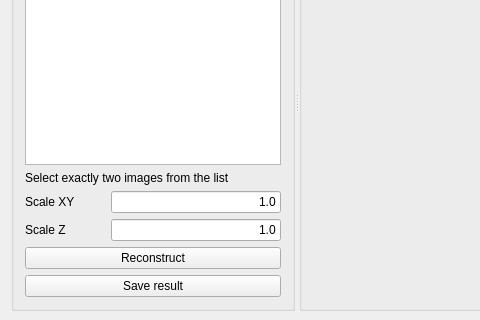
zlogic/cybervision, file cybervision/UI/mainwindow.ui: the form before one commit; both pictures show x 0 to 480 and y 137 to 457 of the 792 by 578 pixel window.
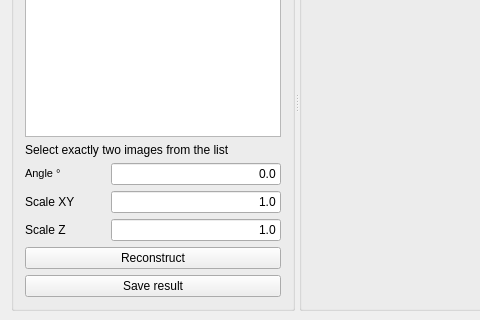
The form after the commit. Custom widgets are drawn as their Qt base class.

Commit message: - Completed M*A*A^-1*X decomposition for parallel projection - Z-scale is now defined if user provides rotation angle

Patch:
```diff
--- a/cybervision/UI/mainwindow.ui
+++ b/cybervision/UI/mainwindow.ui
@@ -60,7 +60,7 @@
           </property>
          </widget>
         </item>
-        <item row="6" column="0" colspan="2">
+        <item row="8" column="0" colspan="2">
          <widget class="QPushButton" name="startProcessButton">
           <property name="locale">
            <locale language="English" country="UnitedStates"/>
@@ -70,7 +70,7 @@
           </property>
          </widget>
         </item>
-        <item row="7" column="0" colspan="2">
+        <item row="9" column="0" colspan="2">
          <widget class="QPushButton" name="saveButton">
           <property name="locale">
            <locale language="English" country="UnitedStates"/>
@@ -100,7 +100,7 @@
           </property>
          </widget>
         </item>
-        <item row="4" column="1">
+        <item row="5" column="1">
          <widget class="QLineEdit" name="scaleXYEdit">
           <property name="text">
            <string>1.0</string>
@@ -110,21 +110,21 @@
           </property>
          </widget>
         </item>
-        <item row="4" column="0">
+        <item row="5" column="0">
          <widget class="QLabel" name="sceleXYLabel">
           <property name="text">
            <string>Scale XY</string>
           </property>
          </widget>
         </item>
-        <item row="5" column="0">
+        <item row="6" column="0">
          <widget class="QLabel" name="scaleZlabel">
           <property name="text">
            <string>Scale Z</string>
           </property>
          </widget>
         </item>
-        <item row="5" column="1">
+        <item row="6" column="1">
          <widget class="QLineEdit" name="scaleZEdit">
           <property name="text">
            <string>1.0</string>
@@ -134,6 +134,27 @@
           </property>
          </widget>
         </item>
+        <item row="4" column="0">
+         <widget class="QLabel" name="angleLabel">
+          <property name="text">
+           <string>&lt;!DOCTYPE HTML PUBLIC &quot;-//W3C//DTD HTML 4.0//EN&quot; &quot;http://www.w3.org/TR/REC-html40/strict.dtd&quot;&gt;
+&lt;html&gt;&lt;head&gt;&lt;meta name=&quot;qrichtext&quot; content=&quot;1&quot; /&gt;&lt;style type=&quot;text/css&quot;&gt;
+p, li { white-space: pre-wrap; }
+&lt;/style&gt;&lt;/head&gt;&lt;body style=&quot; font-family:'MS Shell Dlg 2'; font-size:8.25pt; font-weight:400; font-style:normal;&quot;&gt;
+&lt;p style=&quot; margin-top:0px; margin-bottom:0px; margin-left:0px; margin-right:0px; -qt-block-indent:0; text-indent:0px;&quot;&gt;&lt;span style=&quot; font-size:8pt;&quot;&gt;Angle &lt;/span&gt;&lt;span style=&quot; font-family:'sans-serif'; color:#000000;&quot;&gt;°&lt;/span&gt;&lt;/p&gt;&lt;/body&gt;&lt;/html&gt;</string>
+          </property>
+         </widget>
+        </item>
+        <item row="4" column="1">
+         <widget class="QLineEdit" name="angleEdit">
+          <property name="text">
+           <string>0.0</string>
+          </property>
+          <property name="alignment">
+           <set>Qt::AlignRight|Qt::AlignTrailing|Qt::AlignVCenter</set>
+          </property>
+         </widget>
+        </item>
        </layout>
       </widget>
       <widget class="QGroupBox" name="groupBox">
```
The commit also changes 8 other files.
